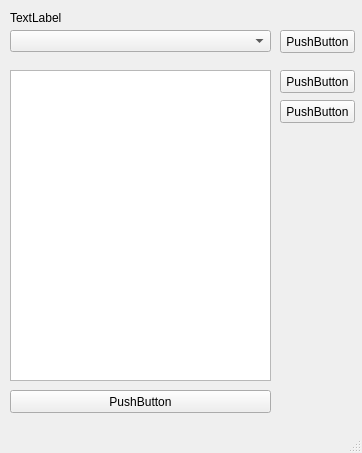
Qt form ui/search_window.ui (captaindamien/NII_EIAS) before a commit.
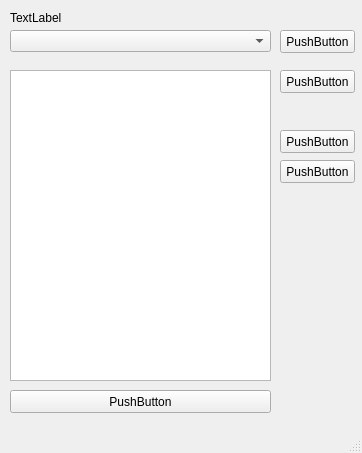
The same form after that commit.

Diff of the .ui file:
```diff
--- a/ui/search_window.ui
+++ b/ui/search_window.ui
@@ -41,7 +41,7 @@
     <property name="geometry">
      <rect>
       <x>280</x>
-      <y>100</y>
+      <y>160</y>
       <width>75</width>
       <height>23</height>
      </rect>
@@ -99,6 +99,19 @@
      <string>PushButton</string>
     </property>
    </widget>
+   <widget class="QPushButton" name="pushButton_5">
+    <property name="geometry">
+     <rect>
+      <x>280</x>
+      <y>130</y>
+      <width>75</width>
+      <height>23</height>
+     </rect>
+    </property>
+    <property name="text">
+     <string>PushButton</string>
+    </property>
+   </widget>
   </widget>
   <widget class="QMenuBar" name="menubar">
    <property name="geometry">
```
